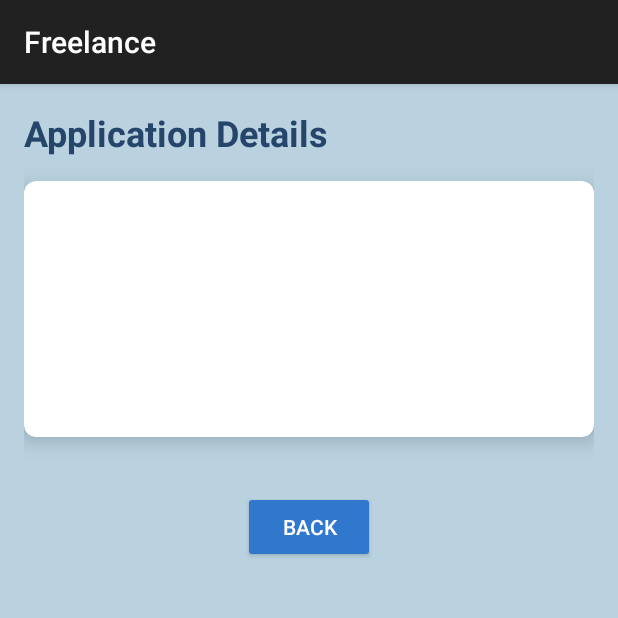
After one commit to Firas-Dhahri/Freelance_Mobile_App, an Android app: the DetailActivity screen opened directly, with no data from a screen before it, on a phone screen of 412 x 824 dp, the top half of it. The commit adds this screen. Run offline under Robolectric (Android 15) with nearby library versions, the phone set to English and light mode, and no system bars.

Commit message:
list application and form

```diff
--- a/app/src/main/AndroidManifest.xml
+++ b/app/src/main/AndroidManifest.xml
@@ -40,6 +40,7 @@
 
         <activity android:name=".ApplyJobActivity" />
         <activity android:name=".ApplicationListActivity"/>
+        <activity android:name=".DetailActivity"/>
 
     </application>
 </manifest>
--- /dev/null
+++ b/app/src/main/java/tn/esprit/freelance/DetailActivity.java
@@ -0,0 +1,41 @@
+package tn.esprit.freelance;
+
+import android.content.Intent;
+import android.os.Bundle;
+import android.widget.Button;
+import android.widget.TextView;
+import androidx.appcompat.app.AppCompatActivity;
+
+public class DetailActivity extends AppCompatActivity {
+    private TextView tvName, tvEmail, tvCoverLetter, tvCVPath;
+
+    @Override
+    protected void onCreate(Bundle savedInstanceState) {
+        super.onCreate(savedInstanceState);
+        setContentView(R.layout.activity_detail);
+        Button btnBack = findViewById(R.id.btnBack);
+        btnBack.setOnClickListener(v -> {
+            // When the Back button is clicked, navigate back to the Application List Activity
+            Intent intent = new Intent(DetailActivity.this, ApplicationListActivity.class);
+            startActivity(intent);
+            finish(); // Optional: finishes the current activity, removing it from the back stack
+        });
+        // Initialize views
+        tvName = findViewById(R.id.tvName);
+        tvEmail = findViewById(R.id.tvEmail);
+        tvCoverLetter = findViewById(R.id.tvCoverLetter);
+        tvCVPath = findViewById(R.id.tvCVPath);
+
+        // Retrieve application details passed with Intent
+        String name = getIntent().getStringExtra("name");
+        String email = getIntent().getStringExtra("email");
+        String coverLetter = getIntent().getStringExtra("coverLetter");
+        String cvPath = getIntent().getStringExtra("cvPath");
+
+        // Display details
+        tvName.setText(name);
+        tvEmail.setText(email);
+        tvCoverLetter.setText(coverLetter);
+        tvCVPath.setText(cvPath);
+    }
+}
--- a/app/src/main/java/tn/esprit/freelance/MainActivity.java
+++ b/app/src/main/java/tn/esprit/freelance/MainActivity.java
@@ -36,6 +36,8 @@ public class MainActivity extends AppCompatActivity {
         // Initialize Room database and UserDao
         database = ApplicationDatabase.getInstance(this);
         userDao = database.userDao();
+
+
 
         // Redirect to RegisterActivity if "Sign Up" is clicked
         signupText.setOnClickListener(v -> {
@@ -92,7 +94,9 @@ public class MainActivity extends AppCompatActivity {
 
                     // Authentication success: check user role
                     Toast.makeText(MainActivity.this, "Login successful!", Toast.LENGTH_SHORT).show();
-
+                    // Save user session data
+                    SessionManager sessionManager = new SessionManager(this);
+                    sessionManager.saveUser(user.getFullName(), user.getEmail());
                     // Redirect based on user role
                     Intent intent;
                     if ("ADMIN".equals(user.getRole())) {
--- /dev/null
+++ b/app/src/main/res/layout/activity_detail.xml
@@ -0,0 +1,87 @@
+<LinearLayout xmlns:android="http://schemas.android.com/apk/res/android"
+    android:layout_width="match_parent"
+    android:layout_height="match_parent"
+    xmlns:app="http://schemas.android.com/apk/res-auto"
+    android:orientation="vertical"
+    android:padding="16dp"
+    android:background="@color/sea_light_blue">
+
+    <!-- Title TextView -->
+    <TextView
+        android:id="@+id/tvDetailTitle"
+        android:layout_width="wrap_content"
+        android:layout_height="wrap_content"
+        android:text="Application Details"
+        android:textSize="24sp"
+        android:textColor="@color/sea_dark_blue"
+        android:textStyle="bold"
+        android:layout_marginBottom="16dp"/>
+
+    <!-- Card for all details -->
+    <androidx.cardview.widget.CardView
+        android:layout_width="match_parent"
+        android:layout_height="wrap_content"
+        app:cardCornerRadius="8dp"
+        app:cardElevation="8dp"
+        android:layout_marginBottom="16dp"
+        app:cardBackgroundColor="@color/white">
+
+        <LinearLayout
+            android:layout_width="match_parent"
+            android:layout_height="wrap_content"
+            android:orientation="vertical"
+            android:padding="16dp">
+
+            <!-- Name Section -->
+            <TextView
+                android:id="@+id/tvName"
+                android:layout_width="match_parent"
+                android:layout_height="wrap_content"
+                android:text="Applicant Name"
+                android:textColor="@color/sea_navy_blue"
+                android:textSize="18sp"
+                android:layout_marginBottom="8dp"/>
+
+            <!-- Email Section -->
+            <TextView
+                android:id="@+id/tvEmail"
+                android:layout_width="match_parent"
+                android:layout_height="wrap_content"
+                android:text="Email: applicant@example.com"
+                android:textColor="@color/sea_navy_blue"
+                android:textSize="18sp"
+                android:layout_marginBottom="8dp"/>
+
+            <!-- Cover Letter Section -->
+            <TextView
+                android:id="@+id/tvCoverLetter"
+                android:layout_width="match_parent"
+                android:layout_height="wrap_content"
+                android:text="Cover Letter: Brief description of applicant's cover letter."
+                android:textColor="@color/sea_navy_blue"
+                android:textSize="18sp"
+                android:layout_marginBottom="8dp"/>
+
+            <!-- CV Path Section -->
+            <TextView
+                android:id="@+id/tvCVPath"
+                android:layout_width="match_parent"
+                android:layout_height="wrap_content"
+                android:text="CV Path: /path/to/cv.pdf"
+                android:textColor="@color/sea_navy_blue"
+                android:textSize="18sp"
+                android:layout_marginBottom="16dp"/>
+        </LinearLayout>
+    </androidx.cardview.widget.CardView>
+
+    <!-- Button to go back to the application list -->
+    <Button
+        android:id="@+id/btnBack"
+        android:layout_width="wrap_content"
+        android:layout_height="wrap_content"
+        android:text="Back"
+        android:textColor="@color/white"
+        android:backgroundTint="@color/sea_mid_blue"
+        android:layout_gravity="center"
+        android:layout_marginTop="20dp"/>
+</LinearLayout>
```
Also changed, not shown: app/src/main/java/tn/esprit/freelance/ApplicationAdapter.java (+17 -3 lines), app/src/main/java/tn/esprit/freelance/ApplicationListActivity.java (+11 -1 lines), app/src/main/java/tn/esprit/freelance/ApplyJobActivity.java (+58 -6 lines), app/src/main/java/tn/esprit/freelance/SessionManager.java (added, +36 -0 lines), app/src/main/res/layout/item_application.xml (+16 -1 lines), app/src/main/res/values/styles.xml (added, +13 -0 lines).
